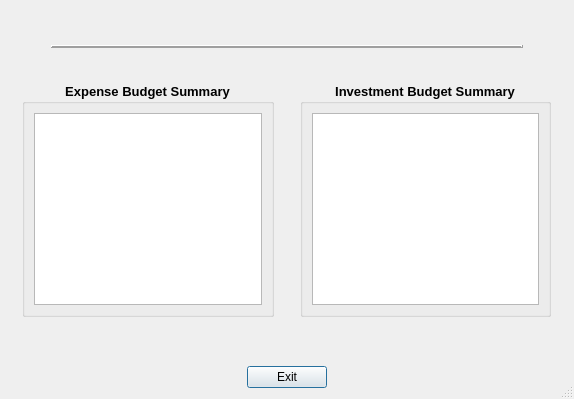
This is CashFlowManager/yearlybudgetsummarydialog.ui in epw7856/CashFlowManager as Qt 5 draws it before an edit. The edited form follows.
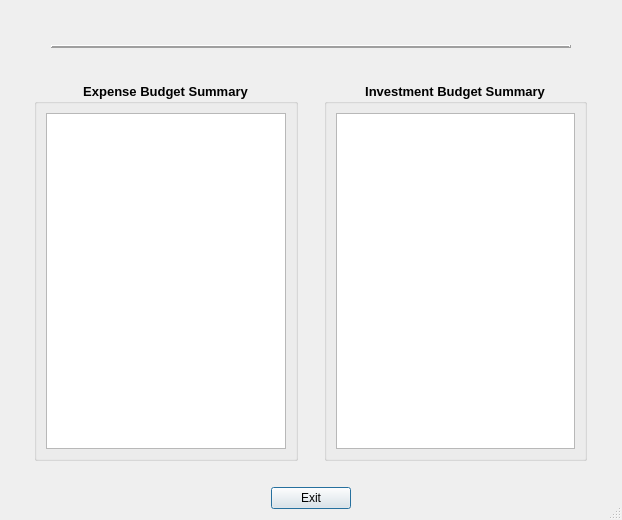
This is the edited form.

Commit message: Updated the table size formatting for the yearly budget and income summary dialogs.

What changed in the file:
```diff
--- a/CashFlowManager/yearlybudgetsummarydialog.ui
+++ b/CashFlowManager/yearlybudgetsummarydialog.ui
@@ -9,8 +9,8 @@
    <rect>
     <x>0</x>
     <y>0</y>
-    <width>574</width>
-    <height>399</height>
+    <width>622</width>
+    <height>520</height>
    </rect>
   </property>
   <property name="font">
@@ -161,7 +161,7 @@
          <item>
           <widget class="QGroupBox" name="groupBox">
            <property name="sizePolicy">
-            <sizepolicy hsizetype="Preferred" vsizetype="Fixed">
+            <sizepolicy hsizetype="Expanding" vsizetype="Expanding">
              <horstretch>0</horstretch>
              <verstretch>0</verstretch>
             </sizepolicy>
@@ -180,7 +180,7 @@
            <property name="alignment">
             <set>Qt::AlignHCenter|Qt::AlignTop</set>
            </property>
-           <layout class="QVBoxLayout" name="verticalLayout_5">
+           <layout class="QHBoxLayout" name="horizontalLayout_4">
             <item>
              <widget class="QTableView" name="tableViewExpenseSummary">
               <property name="sizePolicy">
@@ -214,19 +214,6 @@
            </layout>
           </widget>
          </item>
-         <item>
-          <spacer name="verticalSpacer_3">
-           <property name="orientation">
-            <enum>Qt::Vertical</enum>
-           </property>
-           <property name="sizeHint" stdset="0">
-            <size>
-             <width>20</width>
-             <height>40</height>
-            </size>
-           </property>
-          </spacer>
-         </item>
         </layout>
        </item>
        <item>
@@ -250,7 +237,7 @@
          <item>
           <widget class="QGroupBox" name="groupBox_2">
            <property name="sizePolicy">
-            <sizepolicy hsizetype="Preferred" vsizetype="Fixed">
+            <sizepolicy hsizetype="Expanding" vsizetype="Expanding">
              <horstretch>0</horstretch>
              <verstretch>0</verstretch>
             </sizepolicy>
@@ -269,7 +256,7 @@
            <property name="alignment">
             <set>Qt::AlignHCenter|Qt::AlignTop</set>
            </property>
-           <layout class="QVBoxLayout" name="verticalLayout_6">
+           <layout class="QHBoxLayout" name="horizontalLayout_5">
             <item>
              <widget class="QTableView" name="tableViewInvestmentSummary">
               <property name="font">
@@ -297,19 +284,6 @@
            </layout>
           </widget>
          </item>
-         <item>
-          <spacer name="verticalSpacer_2">
-           <property name="orientation">
-            <enum>Qt::Vertical</enum>
-           </property>
-           <property name="sizeHint" stdset="0">
-            <size>
-             <width>20</width>
-             <height>40</height>
-            </size>
-           </property>
-          </spacer>
-         </item>
         </layout>
        </item>
        <item>
```
Left out of the diff: 4 changed lines with no effect on the pictures. The commit also changes 3 other files.
